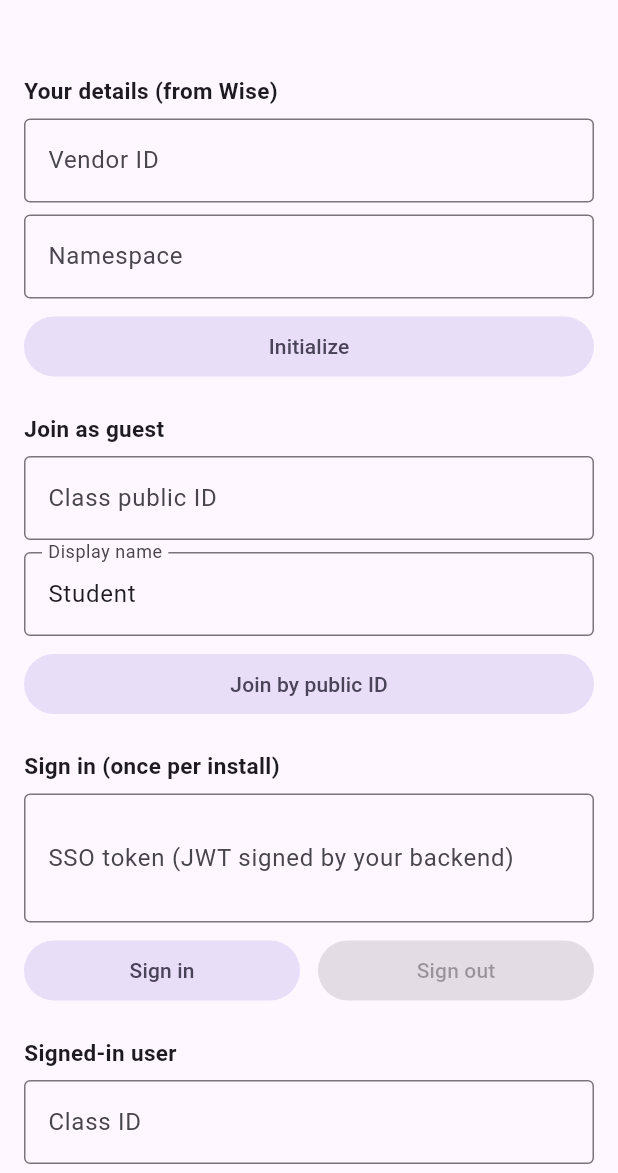
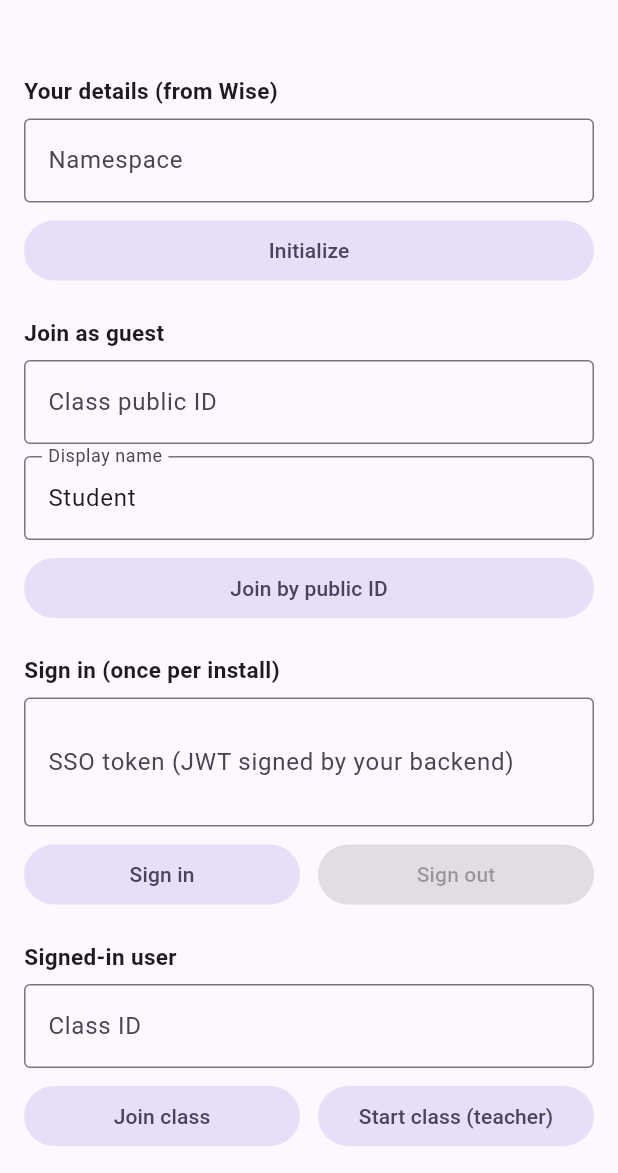
Before and after one commit to WiseApp/sdk-samples, a Flutter app: the screen it shows after launch, after a tap on "Initialize", on a phone screen of 412 x 824 dp, the part 63-1236 px from its top. Run offline on Flutter 3.47's test engine with Material 3 defaults, Android fonts, the phone set to English and light mode, and no system bars; our stand-ins replace material_ui, shared_preferences; missing offline and left inert: wise_live_sdk; statements that could not run were skipped.

Commit message:
Flutter sample on wise_live_sdk 1.1.0 (namespace only)

```diff
--- a/flutter/lib/main.dart
+++ b/flutter/lib/main.dart
@@ -17,7 +17,6 @@ class SamplePage extends StatefulWidget {
 
 class _SamplePageState extends State<SamplePage> {
   // Values with a key are saved on the device.
-  final _vendorId = _Field('Vendor ID', 'e.g. 64b8f0c1a2b3c4d5e6f7a8b9', 'vendorId');
   final _namespace = _Field('Namespace', 'e.g. yourcompany', 'namespace');
   final _classPublicId = _Field('Class public ID', "32-character ID from the class's public link", 'classPublicId');
   final _displayName = _Field('Display name', 'Name shown in the class', null, initial: 'Student');
@@ -29,7 +28,7 @@ class _SamplePageState extends State<SamplePage> {
   bool _ready = false;
   bool _signedIn = false;
 
-  List<_Field> get _fields => [_vendorId, _namespace, _classPublicId, _displayName, _classId];
+  List<_Field> get _fields => [_namespace, _classPublicId, _displayName, _classId];
 
   @override
   void initState() {
@@ -57,7 +56,7 @@ class _SamplePageState extends State<SamplePage> {
   }
 
   Future<void> _initialize() => _run('initialize', () async {
-        await WiseLiveSdk.initialize(vendorId: _vendorId.text, namespace: _namespace.text);
+        await WiseLiveSdk.initialize(namespace: _namespace.text);
         // Screen share (iOS): App Group and extension bundle ID come from ios/Wise.xcconfig via Info.plist.
         if (Platform.isIOS) await WiseLiveSdk.enableScreenShare();
         _ready = true;
@@ -110,7 +109,6 @@ class _SamplePageState extends State<SamplePage> {
           keyboardDismissBehavior: ScrollViewKeyboardDismissBehavior.onDrag,
           children: [
             const _Section('Your details (from Wise)'),
-            _vendorId.build(),
             _namespace.build(),
             FilledButton.tonal(onPressed: _initialize, child: const Text('Initialize')),
             const _Section('Join as guest'),
--- a/flutter/pubspec.yaml
+++ b/flutter/pubspec.yaml
@@ -36,7 +36,7 @@ dependencies:
   shared_preferences: ^2.5.3
   wise_live_sdk:
     hosted: https://wise-maven.s3.ap-south-1.amazonaws.com/flutter
-    version: ^1.0.0
+    version: ^1.1.0
 
 dev_dependencies:
   flutter_test:
```
Also changed, not shown: 1 other file.
